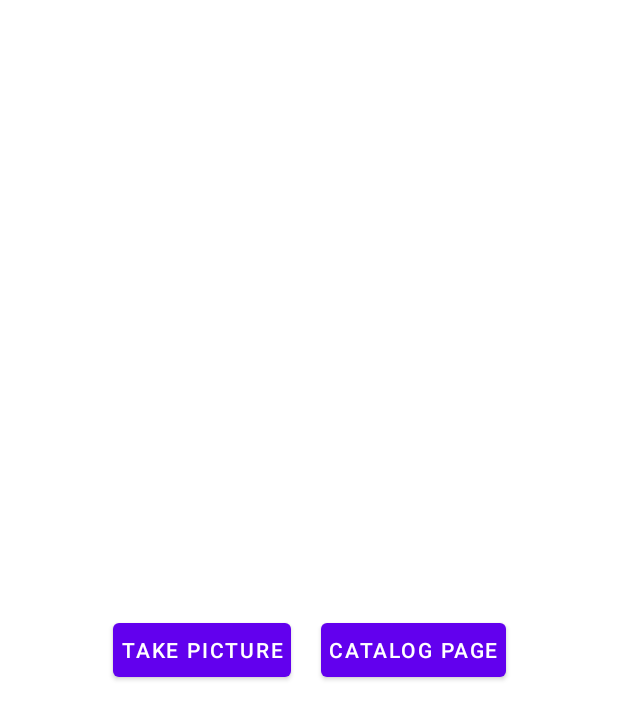
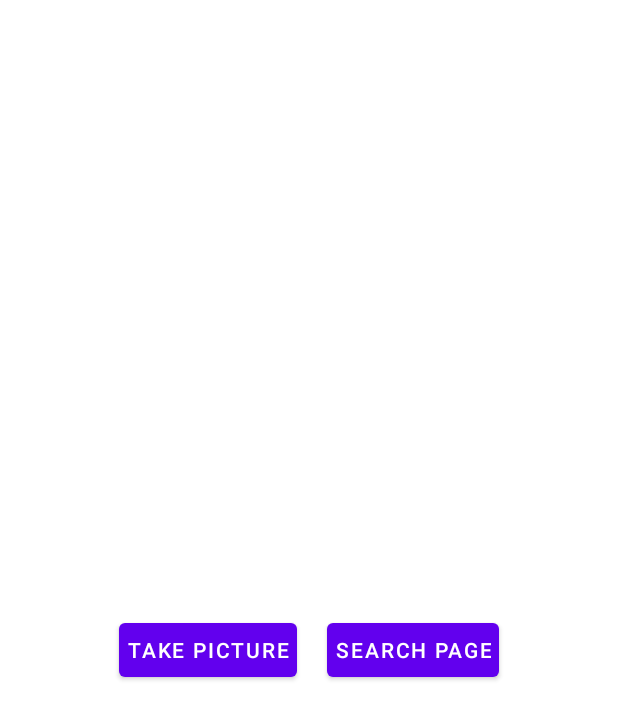
Before and after one commit to MishiMads/P2App, an Android app built with Jetpack Compose: the screen it shows after launch (MainActivity), on a phone screen of 412 x 824 dp. Shown: the top 719 px of the screen. Run offline under Robolectric (Android 15) with nearby library versions, the phone set to English and light mode, and no system bars.

Commit message:
Search activity sat til gamle catalog knap

```diff
--- a/P2App/app/src/main/java/com/example/p2plantapp/MainActivity.java
+++ b/P2App/app/src/main/java/com/example/p2plantapp/MainActivity.java
@@ -122,7 +122,10 @@ public class MainActivity extends AppCompatActivity {
             @Override
             public void onClick(View view) {
                 Log.d("myTag","button click");
-                Toast.makeText(MainActivity.this, "Loading Catalog",Toast.LENGTH_SHORT).show();
+                Intent intent = new Intent(MainActivity.this, Search.class);
+                startActivity(intent);
+                // Toast.makeText(MainActivity.this, "Loading Catalog",Toast.LENGTH_SHORT).show();
+
             }
         });
     }
--- a/P2App/app/src/main/res/layout/activity_main.xml
+++ b/P2App/app/src/main/res/layout/activity_main.xml
@@ -67,7 +67,7 @@
             android:layout_margin="10dp"
             android:layout_weight="1"
             android:padding="5dp"
-            android:text="Catalog page" />
+            android:text="Search page" />
 
     </LinearLayout>
 
```
